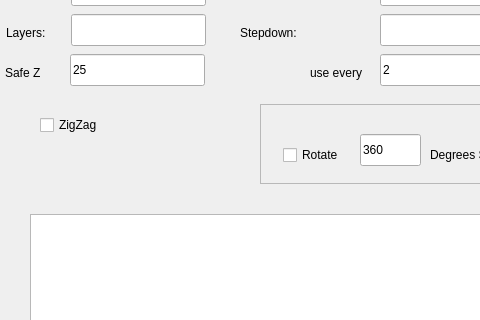
Above: src/Gui/SimpleCutterDialog.ui from fredrickojackson/CppCAM before the change; both pictures show x 0 to 480 and y 136 to 456 of the 796 by 602 pixel window. Below: the same form after it.
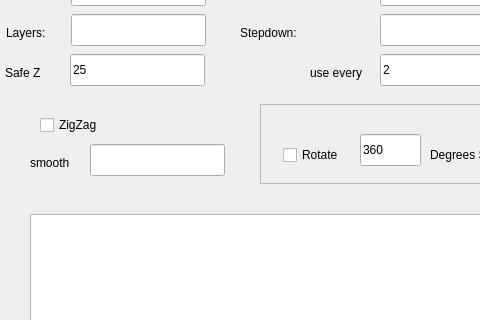
That is the form after the change. Icons and pictures are not drawn.

Diff of the .ui file:
```diff
--- a/src/Gui/SimpleCutterDialog.ui
+++ b/src/Gui/SimpleCutterDialog.ui
@@ -456,6 +456,29 @@
     <string>nd Line</string>
    </property>
   </widget>
+  <widget class="QLineEdit" name="leSmooth">
+   <property name="geometry">
+    <rect>
+     <x>90</x>
+     <y>280</y>
+     <width>135</width>
+     <height>32</height>
+    </rect>
+   </property>
+  </widget>
+  <widget class="QLabel" name="label_13">
+   <property name="geometry">
+    <rect>
+     <x>30</x>
+     <y>290</y>
+     <width>65</width>
+     <height>18</height>
+    </rect>
+   </property>
+   <property name="text">
+    <string>smooth</string>
+   </property>
+  </widget>
  </widget>
  <resources>
   <include location="pycam.qrc"/>
```
Left out of the diff: 6 changed lines with no effect on the pictures.
